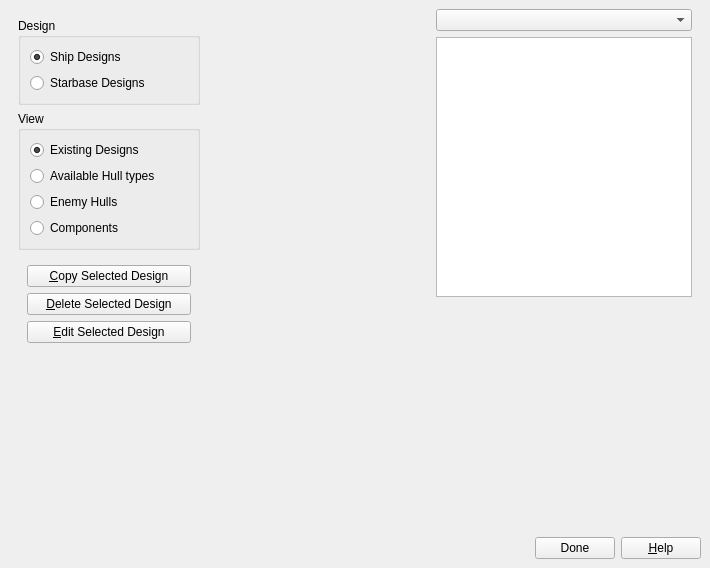
Old version of the form QtClient/ship_design_dialog.ui in the repository vkholodkov/freestars.
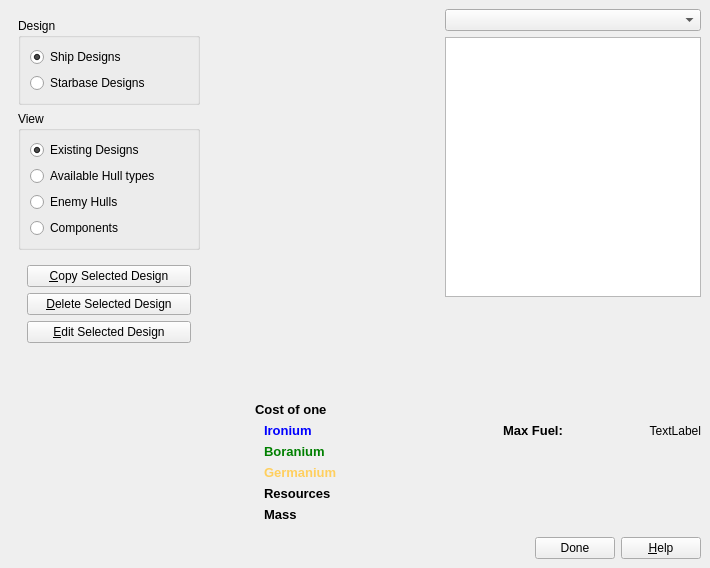
New version of the form. The open tabs and pages were chosen to show the change. Custom widgets are drawn as their Qt base class.

Commit message: Show component properties

The edit to the form file:
```diff
--- a/QtClient/ship_design_dialog.ui
+++ b/QtClient/ship_design_dialog.ui
@@ -967,8 +967,32 @@
                 </layout>
                </widget>
                <widget class="QWidget" name="page_4">
-                <layout class="QHBoxLayout" name="horizontalLayout_9">
+                <layout class="QVBoxLayout" name="verticalLayout_90">
                  <property name="margin">
+                  <number>0</number>
+                 </property>
+                 <item>
+                  <widget class="QWidget" name="widget_24" native="true">
+                   <layout class="QVBoxLayout" name="verticalLayout_20">
+                    <property name="margin">
+                     <number>0</number>
+                    </property>
+                    <item>
+                     <widget class="QWidget" name="widget_8" native="true">
+                      <layout class="QVBoxLayout" name="verticalLayout_9">
+                       <property name="margin">
+                        <number>0</number>
+                       </property>
+                       <item>
+                        <widget class="QWidget" name="widget_27" native="true">
+                         <layout class="QHBoxLayout" name="horizontalLayout_10">
+                          <property name="topMargin">
+                           <number>0</number>
+                          </property>
+                          <property name="rightMargin">
+                           <number>0</number>
+                          </property>
+                          <property name="bottomMargin">
                   <number>0</number>
                  </property>
                  <item>
@@ -985,11 +1009,14 @@
                   </spacer>
                  </item>
                  <item>
-                  <widget class="QWidget" name="widget_24" native="true">
-                   <layout class="QVBoxLayout" name="verticalLayout_20">
+                           <widget class="QWidget" name="widget_26" native="true">
+                            <layout class="QVBoxLayout" name="verticalLayout_10">
                     <property name="topMargin">
                      <number>0</number>
                     </property>
+                             <property name="rightMargin">
+                              <number>0</number>
+                             </property>
                     <item>
                      <widget class="QComboBox" name="chooseComponentBox1"/>
                     </item>
@@ -1010,7 +1037,7 @@
                      </widget>
                     </item>
                     <item>
-                     <spacer name="verticalSpacer_7">
+                              <spacer name="verticalSpacer_3">
                       <property name="orientation">
                        <enum>Qt::Vertical</enum>
                       </property>
@@ -1021,6 +1048,234 @@
                        </size>
                       </property>
                      </spacer>
+                             </item>
+                            </layout>
+                           </widget>
+                          </item>
+                         </layout>
+                        </widget>
+                       </item>
+                       <item>
+                        <widget class="QLabel" name="costTitleLabel3">
+                         <property name="font">
+                          <font>
+                           <family>Arial</family>
+                           <pointsize>10</pointsize>
+                           <weight>75</weight>
+                           <bold>true</bold>
+                          </font>
+                         </property>
+                         <property name="text">
+                          <string>Cost of one</string>
+                         </property>
+                        </widget>
+                       </item>
+                       <item>
+                        <widget class="QWidget" name="widget_12" native="true">
+                         <layout class="QHBoxLayout" name="horizontalLayout_9">
+                          <property name="spacing">
+                           <number>50</number>
+                          </property>
+                          <property name="margin">
+                           <number>0</number>
+                          </property>
+                          <item>
+                           <widget class="QWidget" name="propertiesWidget31" native="true">
+                            <property name="minimumSize">
+                             <size>
+                              <width>0</width>
+                              <height>10</height>
+                             </size>
+                            </property>
+                            <layout class="QFormLayout" name="formLayout_5">
+                             <property name="topMargin">
+                              <number>0</number>
+                             </property>
+                             <property name="bottomMargin">
+                              <number>0</number>
+                             </property>
+                             <item row="0" column="0">
+                              <widget class="QLabel" name="label_11">
+                               <property name="font">
+                                <font>
+                                 <family>Arial</family>
+                                 <pointsize>10</pointsize>
+                                 <weight>75</weight>
+                                 <bold>true</bold>
+                                </font>
+                               </property>
+                               <property name="styleSheet">
+                                <string notr="true">color: blue</string>
+                               </property>
+                               <property name="text">
+                                <string>Ironium</string>
+                               </property>
+                              </widget>
+                             </item>
+                             <item row="0" column="1">
+                              <widget class="QLabel" name="ironiumLabel3">
+                               <property name="text">
+                                <string/>
+                               </property>
+                               <property name="alignment">
+                                <set>Qt::AlignRight|Qt::AlignTrailing|Qt::AlignVCenter</set>
+                               </property>
+                              </widget>
+                             </item>
+                             <item row="1" column="0">
+                              <widget class="QLabel" name="label_19">
+                               <property name="font">
+                                <font>
+                                 <family>Arial</family>
+                                 <pointsize>10</pointsize>
+                                 <weight>75</weight>
+                                 <bold>true</bold>
+                                </font>
+                               </property>
+                               <property name="styleSheet">
+                                <string notr="true">color: green</string>
+                               </property>
+                               <property name="text">
+                                <string>Boranium</string>
+                               </property>
+                              </widget>
+                             </item>
+                             <item row="1" column="1">
+                              <widget class="QLabel" name="boraniumLabel3">
+                               <property name="text">
+                                <string/>
+                               </property>
+                               <property name="alignment">
+                                <set>Qt::AlignRight|Qt::AlignTrailing|Qt::AlignVCenter</set>
+                               </property>
+                              </widget>
+                             </item>
+                             <item row="2" column="0">
+                              <widget class="QLabel" name="label_21">
+                               <property name="font">
+                                <font>
+                                 <family>Arial</family>
+                                 <pointsize>10</pointsize>
+                                 <weight>75</weight>
+                                 <bold>true</bold>
+                                </font>
+                               </property>
+                               <property name="styleSheet">
+                                <string notr="true">color: rgb(255, 207, 94)</string>
+                               </property>
+                               <property name="text">
+                                <string>Germanium</string>
+                               </property>
+                              </widget>
+                             </item>
+                             <item row="2" column="1">
+                              <widget class="QLabel" name="germaniumLabel3">
+                               <property name="text">
+                                <string/>
+                               </property>
+                               <property name="alignment">
+                                <set>Qt::AlignRight|Qt::AlignTrailing|Qt::AlignVCenter</set>
+                               </property>
+                              </widget>
+                             </item>
+                             <item row="3" column="0">
+                              <widget class="QLabel" name="label_23">
+                               <property name="font">
+                                <font>
+                                 <family>Arial</family>
+                                 <pointsize>10</pointsize>
+                                 <weight>75</weight>
+                                 <bold>true</bold>
+                                </font>
+                               </property>
+                               <property name="text">
+                                <string>Resources</string>
+                               </property>
+                              </widget>
+                             </item>
+                             <item row="3" column="1">
+                              <widget class="QLabel" name="resourcesLabel3">
+                               <property name="text">
+                                <string/>
+                               </property>
+                               <property name="alignment">
+                                <set>Qt::AlignRight|Qt::AlignTrailing|Qt::AlignVCenter</set>
+                               </property>
+                              </widget>
+                             </item>
+                             <item row="4" column="0">
+                              <widget class="QLabel" name="label_25">
+                               <property name="font">
+                                <font>
+                                 <family>Arial</family>
+                                 <pointsize>10</pointsize>
+                                 <weight>75</weight>
+                                 <bold>true</bold>
+                                </font>
+                               </property>
+                               <property name="text">
+                                <string>Mass</string>
+                               </property>
+                              </widget>
+                             </item>
+                             <item row="4" column="1">
+                              <widget class="QLabel" name="massLabel3">
+                               <property name="text">
+                                <string/>
+                               </property>
+                               <property name="alignment">
+                                <set>Qt::AlignRight|Qt::AlignTrailing|Qt::AlignVCenter</set>
+                               </property>
+                              </widget>
+                             </item>
+                            </layout>
+                           </widget>
+                          </item>
+                          <item>
+                           <widget class="QWidget" name="propertiesWidget32" native="true">
+                            <layout class="QFormLayout" name="formLayout_6">
+                             <property name="leftMargin">
+                              <number>0</number>
+                             </property>
+                             <property name="topMargin">
+                              <number>0</number>
+                             </property>
+                             <property name="rightMargin">
+                              <number>0</number>
+                             </property>
+                             <item row="0" column="0">
+                              <widget class="QLabel" name="label_14">
+                               <property name="font">
+                                <font>
+                                 <family>Arial</family>
+                                 <pointsize>10</pointsize>
+                                 <weight>75</weight>
+                                 <bold>true</bold>
+                                </font>
+                               </property>
+                               <property name="text">
+                                <string>Max Fuel:</string>
+                               </property>
+                              </widget>
+                             </item>
+                             <item row="0" column="1">
+                              <widget class="QLabel" name="label_18">
+                               <property name="text">
+                                <string>TextLabel</string>
+                               </property>
+                               <property name="alignment">
+                                <set>Qt::AlignRight|Qt::AlignTrailing|Qt::AlignVCenter</set>
+                               </property>
+                              </widget>
+                             </item>
+                            </layout>
+                           </widget>
+                          </item>
+                         </layout>
+                        </widget>
+                       </item>
+                      </layout>
+                     </widget>
                     </item>
                    </layout>
                   </widget>
```
Lines whose indentation alone changed are shown as unchanged. The commit also changes 6 other files.
